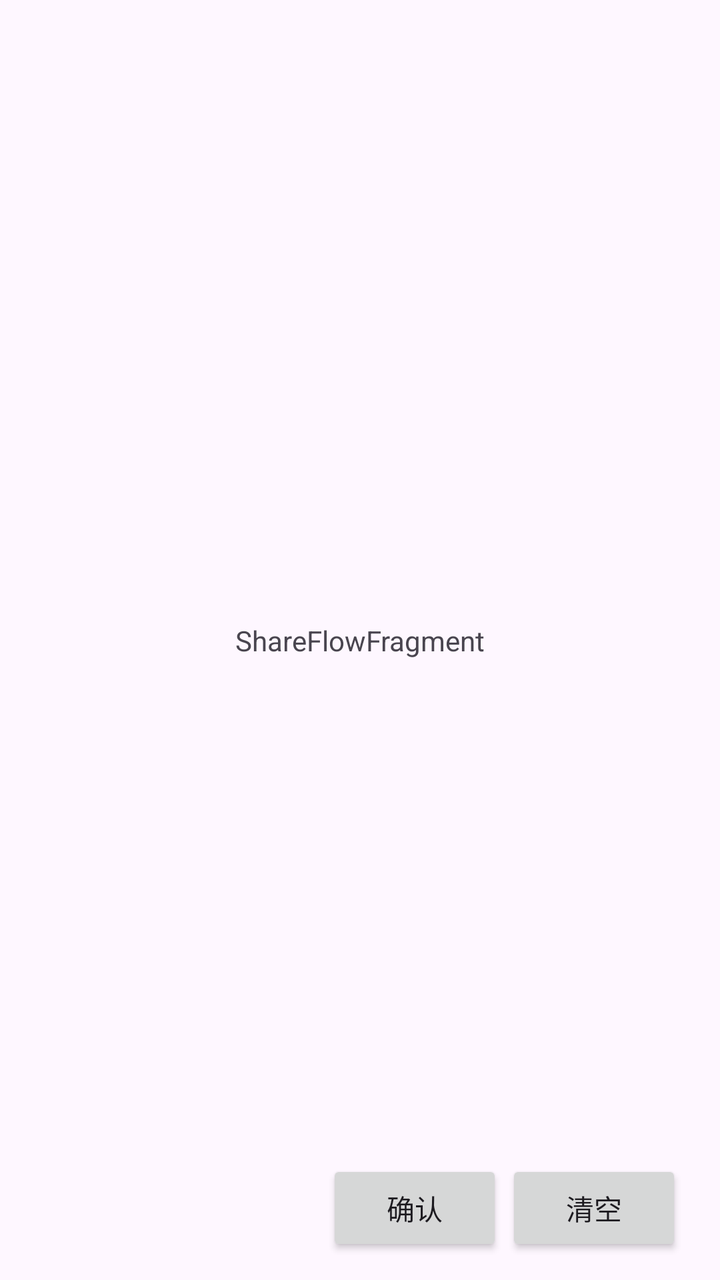
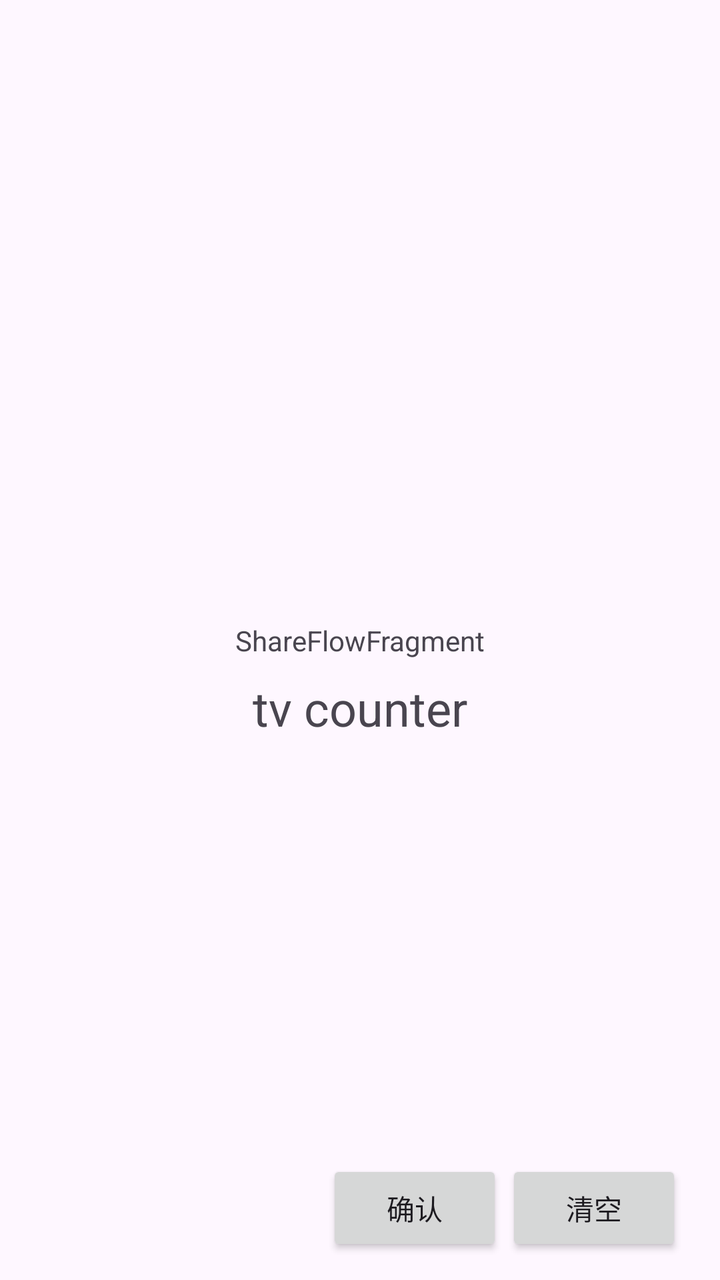

Screens rendered from an Android XML layout before and after an edit, with the pre-edit source and the edit as a unified diff.
<!-- AndroidManifest.xml: application theme Theme.HelloFlow -->
<!-- res/layout/fragment_share_flow.xml -->
<?xml version="1.0" encoding="utf-8"?>
<androidx.constraintlayout.widget.ConstraintLayout xmlns:android="http://schemas.android.com/apk/res/android"
    xmlns:app="http://schemas.android.com/apk/res-auto"
    xmlns:tools="http://schemas.android.com/tools"
    android:id="@+id/share_flow"
    android:layout_width="match_parent"
    android:layout_height="match_parent"
    tools:context=".ui.shareflow.ShareFlowFragment">

    <TextView
        android:id="@+id/tv_msg"
        android:layout_width="wrap_content"
        android:layout_height="wrap_content"
        android:text="ShareFlowFragment"
        app:layout_constraintBottom_toBottomOf="parent"
        app:layout_constraintEnd_toEndOf="parent"
        app:layout_constraintStart_toStartOf="parent"
        app:layout_constraintTop_toTopOf="parent" />

    <Button
        android:id="@+id/btn_clear"
        android:layout_width="wrap_content"
        android:layout_height="wrap_content"
        android:text="清空"
        app:layout_constraintBottom_toBottomOf="@+id/btn_confirm"
        app:layout_constraintEnd_toEndOf="parent"
        app:layout_constraintHorizontal_bias="0.93"
        app:layout_constraintStart_toStartOf="parent"
        app:layout_constraintTop_toTopOf="@+id/btn_confirm" />

    <Button
        android:id="@+id/btn_confirm"
        android:layout_width="wrap_content"
        android:layout_height="wrap_content"
        android:text="确认"
        app:layout_constraintBottom_toBottomOf="parent"
        app:layout_constraintEnd_toEndOf="parent"
        app:layout_constraintHorizontal_bias="0.6"
        app:layout_constraintStart_toStartOf="parent"
        app:layout_constraintTop_toTopOf="parent"
        app:layout_constraintVertical_bias="0.98" />

    <ProgressBar
        android:id="@+id/pb_shared"
        style="?android:attr/progressBarStyle"
        android:layout_width="wrap_content"
        android:layout_height="wrap_content"
        android:visibility="gone"
        app:layout_constraintEnd_toEndOf="parent"
        app:layout_constraintBottom_toTopOf="@+id/tv_msg"
        android:layout_marginBottom="12dp"
        app:layout_constraintStart_toStartOf="parent" />

</androidx.constraintlayout.widget.ConstraintLayout>
<!-- resources referenced by this layout -->
<resources>
  <style name="Theme.HelloFlow" parent="Base.Theme.HelloFlow" />
  <style name="Base.Theme.HelloFlow" parent="Theme.Material3.DayNight.NoActionBar">
          
          
      </style>
</resources>

<!-- the commit's change to res/layout/fragment_share_flow.xml (unified diff, before → after) -->
@@ -16,6 +16,17 @@
         app:layout_constraintEnd_toEndOf="parent"
         app:layout_constraintStart_toStartOf="parent"
         app:layout_constraintTop_toTopOf="parent" />
+
+    <TextView
+        android:id="@+id/tv_counter"
+        android:layout_width="wrap_content"
+        android:layout_height="wrap_content"
+        android:text="tv counter"
+        android:textSize="24sp"
+        app:layout_constraintEnd_toEndOf="parent"
+        android:layout_marginTop="8dp"
+        app:layout_constraintStart_toStartOf="parent"
+        app:layout_constraintTop_toBottomOf="@+id/tv_msg" />
 
     <Button
         android:id="@+id/btn_clear"
